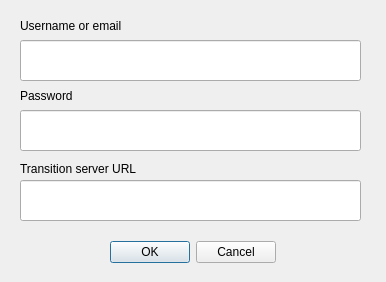
Old version of the form login_dialog.ui in the repository chairemobilite/transition_qgis.
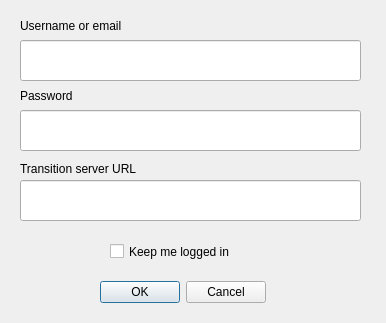
New version of the form. Custom widgets are drawn as their Qt base class.

```diff
--- a/login_dialog.ui
+++ b/login_dialog.ui
@@ -7,7 +7,7 @@
     <x>0</x>
     <y>0</y>
     <width>386</width>
-    <height>282</height>
+    <height>323</height>
    </rect>
   </property>
   <property name="windowTitle">
@@ -71,8 +71,8 @@
   <widget class="QDialogButtonBox" name="buttonBox">
    <property name="geometry">
     <rect>
-     <x>110</x>
-     <y>240</y>
+     <x>100</x>
+     <y>280</y>
      <width>166</width>
      <height>25</height>
     </rect>
@@ -107,6 +107,19 @@
     </rect>
    </property>
   </widget>
+  <widget class="QCheckBox" name="loginCheckbox">
+   <property name="geometry">
+    <rect>
+     <x>110</x>
+     <y>240</y>
+     <width>151</width>
+     <height>23</height>
+    </rect>
+   </property>
+   <property name="text">
+    <string>Keep me logged in</string>
+   </property>
+  </widget>
  </widget>
  <customwidgets>
   <customwidget>
```
